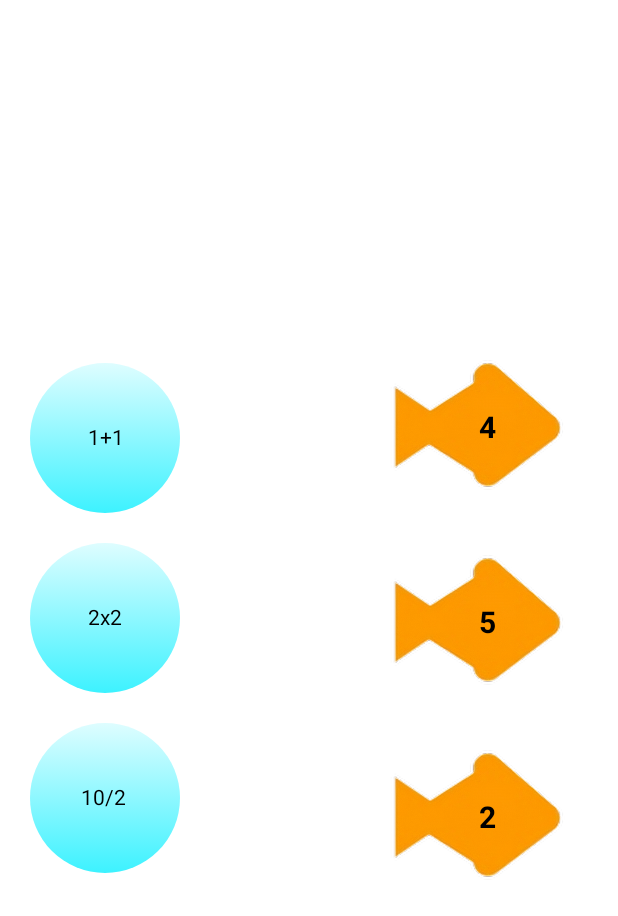
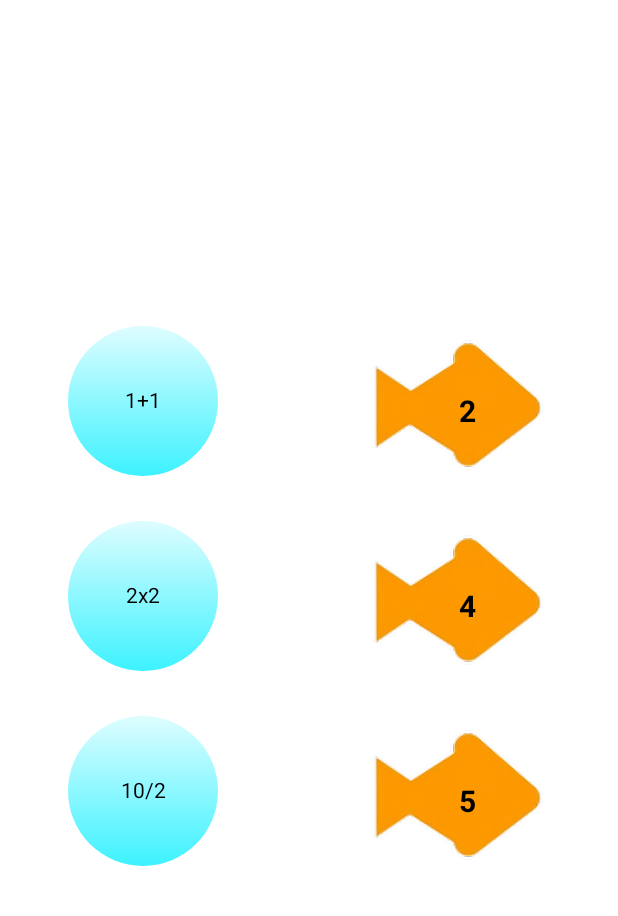
Before and after one commit to Projeto-Ancora/AncoraApp, an Android app built with Jetpack Compose: the @Preview function GameScreenPreview, on a phone screen of 412 x 824 dp. Shown: the top 916 px of the screen. Run offline under Robolectric (Android 15) with nearby library versions, the phone set to English and light mode, and no system bars; Roboto replaces fonts that are not available here.

Commit message:
Lógica do jogo completa

```diff
--- a/app/src/main/java/com/example/ancora/Telas/GameScreen.kt
+++ b/app/src/main/java/com/example/ancora/Telas/GameScreen.kt
@@ -7,15 +7,16 @@ import androidx.compose.foundation.clickable
 import androidx.compose.foundation.layout.Arrangement
 import androidx.compose.foundation.layout.Box
 import androidx.compose.foundation.layout.Column
-import androidx.compose.foundation.layout.ColumnScope
+import androidx.compose.foundation.layout.Row
 import androidx.compose.foundation.layout.Spacer
 import androidx.compose.foundation.layout.fillMaxSize
+import androidx.compose.foundation.layout.fillMaxWidth
 import androidx.compose.foundation.layout.padding
 import androidx.compose.foundation.layout.size
 import androidx.compose.material3.Text
 import androidx.compose.runtime.Composable
 import androidx.compose.runtime.getValue
-import androidx.compose.runtime.mutableIntStateOf
+import androidx.compose.runtime.mutableStateOf
 import androidx.compose.runtime.remember
 import androidx.compose.runtime.setValue
 import androidx.compose.ui.Alignment
@@ -34,225 +35,173 @@ import androidx.compose.ui.unit.dp
 import androidx.compose.ui.unit.sp
 import com.example.ancora.R
 
+data class Bolha(
+    val id: Int,
+    val pergunta: String,
+    val valorCorreto: Int
+)
+
+data class Peixe(
+    val id: Int,
+    val valor: Int
+)
+
+data class BolhaPeixe(
+    val bolha: Bolha,
+    val peixe: Peixe
+)
+
 @Composable
 fun GameScree(modifier: Modifier = Modifier) {
 
-    var resultadoSum by remember {
-        mutableIntStateOf(0);
-    }
-    var resultadoMult by remember {
-        mutableIntStateOf(0);
+    val bolhaList = remember {
+        mutableListOf(
+            Bolha(1, "1+1", 2),
+            Bolha(2, "2x2", 4),
+            Bolha(3, "10/2", 5)
+        )
+    };
+
+    val peixeList = remember {
+        mutableListOf(
+            Peixe(1, 2),
+            Peixe(2, 4),
+            Peixe(3, 5)
+        )
+    };
+
+    var bolhaSelecionada by remember { mutableStateOf<Bolha?>(null) }
+    var bolhaResultado by remember { mutableStateOf<Map<Int, Boolean>>(emptyMap()) };
+
+    val bolhaPeixeList = bolhaList.mapIndexed { index, bolha ->
+        peixeList.getOrNull(index)?.let { BolhaPeixe(bolha, it) }
     }
 
-    var resultadoDiv by remember {
-        mutableIntStateOf(0);
-    }
-
-    val (sumConditional, multConditional, divConditional) = compararResultado(
-        resultadoSum, resultadoMult, resultadoDiv, caseSum, caseMult, caseDiv
-    )
-
+    //Coluna para renderizar os peixes e as bolhas
     Column(
-        horizontalAlignment = Alignment.Start,
+        horizontalAlignment = Alignment.CenterHorizontally,
         verticalArrangement = Arrangement.Center,
         modifier = modifier
             .fillMaxSize()
-            .padding(start = 20.dp),
-        content = bolhas(
-            modifier,
-            sumConditional,
-            multConditional,
-            divConditional,
-            resultadoSum,
-            resultadoMult,
-            resultadoDiv
+    ) {
+        Row(
+            modifier = Modifier
+                .fillMaxWidth(),
+            horizontalArrangement = Arrangement.SpaceAround
+        )
+        {
+            Column {
+                bolhaPeixeList.forEach { pair ->
+                    if (pair != null) {
+                        BolhaItem(
+                            pair.bolha,
+                            bolhaResultado[pair.bolha.id]
+                        ) {
+                            bolhaSelecionada = pair.bolha;
+                            bolhaResultado = emptyMap();
+                        };
+                    };
+                };
+            } //Renderiza a bolha com base em um esboço
+
+            Column {
+                bolhaPeixeList.forEach { pair ->
+                    if (pair != null) {
+                        PeixeItem(pair.peixe) {
+                            if (bolhaSelecionada != null) {
+                                verificarAcerto(bolhaSelecionada!!, pair.peixe) { acerto ->
+                                    bolhaResultado = mapOf(bolhaSelecionada!!.id to acerto) // O operador !! afirma que a bolhaSelecionada nunca vai ser nula nesse contexto
+                                };
+                            } else {
+                                bolhaResultado = bolhaList.associate { it.id to false } // Cria um map, apartir de uma coleção, onde definem como as palavras chave e os valores devem ser gerados
+                            }
+                        };
+                    };
+                };
+            };
+        };
+    };
+};
+
+//Função para desenhar um circulo
+@Composable
+fun BolhaItem(bolha: Bolha, acerto: Boolean?, onclick: () -> Unit) {
+
+    val corBolha1 = colorResource(R.color.corbolha1);
+    val corBolha2 = colorResource(R.color.corbolha2);
+
+    val textMeasurer = rememberTextMeasurer()
+    val layout = remember(bolha.pergunta, TextStyle(color = Color.Black)) {
+        textMeasurer.measure(bolha.pergunta, TextStyle(color = Color.Black))
+    };
+
+    Box(
+        modifier = Modifier
+            .clickable { onclick() },
+    ) {
+        Canvas(
+            modifier = Modifier.size(100.dp)
+        ) {
+            val brush = Brush.verticalGradient(colors = listOf(corBolha1, corBolha2))
+            drawCircle(
+                brush = brush
+            )
+            drawText(
+                textMeasurer,
+                text = bolha.pergunta,
+                topLeft = Offset(
+                    x = center.x - layout.size.width / 2,
+                    y = center.y - layout.size.height / 2
                 )
             )
+        };
 
-    Column(
-        horizontalAlignment = Alignment.Start,
-        verticalArrangement = Arrangement.Center,
-        modifier = modifier
-            .fillMaxSize()
-            .padding(start = 250.dp)
+        acerto?.let {
+            CertoOuErrado(
+                acerto = it,
+                resultado = bolha.valorCorreto
+            ) // Dá um retorno visual para o usuário
+        }; // somente condições não nulas passam pela função CertoOuErrado
+    };
+
+    Spacer(modifier = Modifier.size(30.dp))
+
+};
+
+//Função para mostrar peixes
+@Composable
+fun PeixeItem(peixe: Peixe, onclick: () -> Unit) {
+    Box(
+        modifier = Modifier
+            .size(130.dp)
+            .clickable { onclick() }
     ) {
-        Box {
         Image(
             painter = painterResource(R.drawable.peixe),
-                contentDescription = "Peixe",
-                modifier.size(130.dp)
+            contentDescription = "Peixe"
         )
         Text(
-                text = "4",
-                modifier
-                    .padding(top = 56.dp)
-                    .padding(start = 69.dp)
-                    .clickable { resultadoMult = 4 },
+            text = peixe.valor.toString(),
+            modifier = Modifier
+                .padding(top = 45.dp)
+                .padding(start = 69.dp),
             fontWeight = FontWeight.Bold,
             fontSize = 20.sp
         )
-        }
+    };
 
-        Box {
-            Image(
-                painter = painterResource(R.drawable.peixe),
-                contentDescription = "Peixe",
-                modifier.size(130.dp)
-            )
-            Text(
-                text = "5",
-                modifier
-                    .padding(top = 56.dp)
-                    .padding(start = 69.dp)
-                    .clickable { resultadoDiv = 5 },
-                fontWeight = FontWeight.Bold,
-                fontSize = 20.sp
-            )
-        }
+};
 
-        Box {
-            Image(
-                painter = painterResource(R.drawable.peixe),
-                contentDescription = "Peixe",
-                modifier.size(130.dp)
-            )
-            Text(
-                text = "2",
-                modifier
-                    .padding(top = 56.dp)
-                    .padding(start = 69.dp)
-                    .clickable { resultadoSum = 2 },
-                fontWeight = FontWeight.Bold,
-                fontSize = 20.sp
-            )
-        }
-    }
-}
+private fun verificarAcerto(
+    bolhaSelecionada: Bolha,
+    peixeSelecionado: Peixe,
+    onResult: (Boolean) -> Unit
+) {
+    onResult(peixeSelecionado.valor == bolhaSelecionada.valorCorreto);
+}; //Função que compara 2 valores que retorna um valor booleano para "acerto"
 
 @Composable
-private fun bolhas(
-    modifier: Modifier,
-    sumConditional: Boolean,
-    multConditional: Boolean,
-    divConditional: Boolean,
-    resultadoSum: Int,
-    resultadoMult: Int,
-    resultadoDiv: Int
-): @Composable() (ColumnScope.() -> Unit) =
-    {
-        val corBolha1 = colorResource(R.color.corbolha1);
-        val corBolha2 = colorResource(R.color.corbolha2);
-
-        val textMeasurer = rememberTextMeasurer();
-        val textDraw = "2x2";
-        val style = TextStyle(
-            color = Color.Black
-        )
-        val textLayoutResult = remember(textDraw, style) {
-            textMeasurer.measure(textDraw, style)
-        }
-
-        Box {
-            Canvas(modifier = Modifier
-                .size(100.dp)
-                .fillMaxSize()
-                .clickable { caseSum.add(2) }) {
-                val brush = Brush.verticalGradient(
-                    colors = listOf(corBolha1, corBolha2)
-                )
-                drawCircle(
-                    brush = brush,
-                )
-                drawText(
-                    textMeasurer, text = "1+1", topLeft = Offset(
-                        x = center.x - textLayoutResult.size.width / 2,
-                        y = center.y - textLayoutResult.size.height / 2
-                    )
-                )
-            }
-
-            CertoOuErrado(sumConditional, resultadoSum)
-        }
-
-        Spacer(modifier.size(20.dp))
-
-        Box {
-            Canvas(modifier = Modifier
-                .size(100.dp)
-                .fillMaxSize()
-                .clickable { caseMult.add(4) }) {
-                val brush = Brush.verticalGradient(
-                    colors = listOf(corBolha1, corBolha2)
-                )
-                drawCircle(
-                    brush = brush,
-                )
-                drawText(
-                    textMeasurer, text = textDraw, topLeft = Offset(
-                        x = center.x - textLayoutResult.size.width / 2,
-                        y = center.y - textLayoutResult.size.height / 2
-                    )
-                )
-            }
-
-            CertoOuErrado(multConditional, resultadoMult)
-        }
-
-        Spacer(modifier.size(20.dp))
-
-        Box {
-            Canvas(modifier = Modifier
-                .size(100.dp)
-                .fillMaxSize()
-                .clickable { caseDiv.add(5) }) {
-                val brush = Brush.verticalGradient(
-                    colors = listOf(corBolha1, corBolha2)
-                )
-                drawCircle(
-                    brush = brush,
-                )
-                drawText(
-                    textMeasurer, text = "10/2", topLeft = Offset(
-                        x = center.x - textLayoutResult.size.width / 1.4f,
-                        y = center.y - textLayoutResult.size.height / 2
-                    )
-                )
-            }
-
-            CertoOuErrado(divConditional, resultadoDiv)
-        }
-    }
-
-var caseSum = mutableListOf<Int>()
-val caseMult = mutableListOf<Int>()
-val caseDiv = mutableListOf<Int>()
-
-private fun compararResultado(
-    respostaSum: Int,
-    respostaMult: Int,
-    respostaDiv: Int,
-    caseSum: List<Int>,
-    caseMult: List<Int>,
-    caseDiv: List<Int>
-): Triple<Boolean, Boolean, Boolean> {
-    val sumAcerto =
-        caseSum.contains(respostaSum) || caseMult.contains(respostaSum) || caseDiv.contains(
-            respostaSum
-        )
-    val multAcerto =
-        caseSum.contains(respostaMult) || caseMult.contains(respostaMult) || caseDiv.contains(
-            respostaMult
-        )
-    val divAcerto =
-        caseSum.contains(respostaDiv) || caseMult.contains(respostaDiv) || caseDiv.contains(
-            respostaDiv
-        )
-
-    return Triple(sumAcerto, multAcerto, divAcerto)
-}
-
-@Composable
-private fun CertoOuErrado(acerto: Boolean, resultado: Int) {
+fun CertoOuErrado(acerto: Boolean, resultado: Int) {
     if (resultado != 0) {
         when {
             acerto -> {
@@ -268,8 +217,8 @@ private fun CertoOuErrado(acerto: Boolean, resultado: Int) {
                 )
             };
         };
-    }
-}
+    };
+};
 
 @Preview
 @Composable
```
Lines whose indentation alone changed are shown as unchanged.
